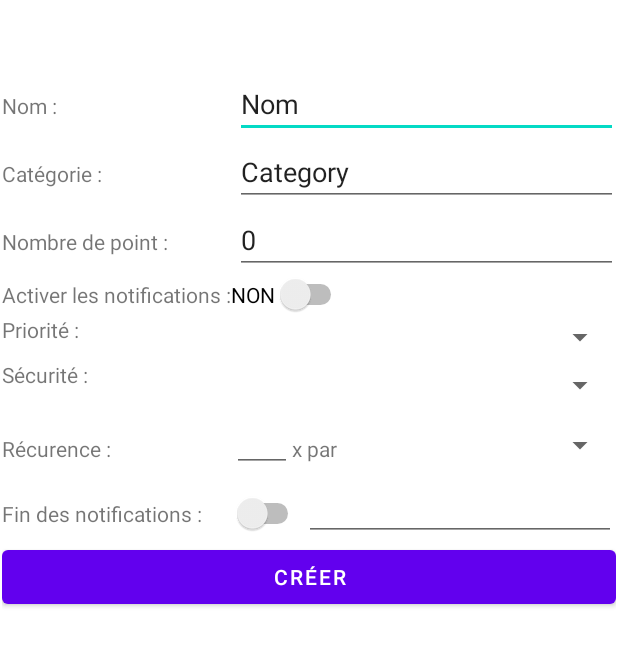
After one commit to julieGomez/PerfectList, an Android app: the layout activity_create_task.xml on its own in the app's theme, with its tools: preview values and no code run, on a phone screen of 412 x 824 dp. The commit adds this screen. Shown: the top 646 px of the screen. Run offline under Robolectric (Android 15) with nearby library versions, the phone set to English and light mode, and no system bars.

Commit message:
PL-2 [ADD] Create : Create Task Activity.

```diff
--- /dev/null
+++ b/app/src/main/java/com/example/perfectlist/CreateTaskActivity.java
@@ -0,0 +1,13 @@
+package com.example.perfectlist;
+
+import androidx.appcompat.app.AppCompatActivity;
+import android.os.Bundle;
+
+public class CreateTaskActivity extends AppCompatActivity {
+
+    @Override
+    protected void onCreate(Bundle savedInstanceState) {
+        super.onCreate(savedInstanceState);
+        setContentView(R.layout.activity_create_task);
+    }
+}
--- a/app/src/main/java/com/example/perfectlist/MainActivity.java
+++ b/app/src/main/java/com/example/perfectlist/MainActivity.java
@@ -1,5 +1,6 @@
 package com.example.perfectlist;
 
+import android.content.Intent;
 import androidx.appcompat.app.AppCompatActivity;
 import android.os.Bundle;
 
@@ -9,5 +10,7 @@ public class MainActivity extends AppCompatActivity {
     protected void onCreate(Bundle savedInstanceState) {
         super.onCreate(savedInstanceState);
         setContentView(R.layout.activity_main);
+        Intent intent_createTaskActivity = new Intent(this, CreateTaskActivity.class);
+        startActivity(intent_createTaskActivity);
     }
 }
--- /dev/null
+++ b/app/src/main/res/layout/activity_create_task.xml
@@ -0,0 +1,164 @@
+<?xml version="1.0" encoding="utf-8"?>
+<androidx.constraintlayout.widget.ConstraintLayout
+        xmlns:android="http://schemas.android.com/apk/res/android"
+        xmlns:tools="http://schemas.android.com/tools"
+        xmlns:app="http://schemas.android.com/apk/res-auto"
+        android:layout_width="match_parent"
+        android:layout_height="match_parent"
+        tools:context=".CreateTaskActivity">
+
+    <LinearLayout
+            android:orientation="vertical"
+            android:layout_width="409dp"
+            android:layout_height="731dp"
+            app:layout_constraintEnd_toEndOf="parent" app:layout_constraintStart_toStartOf="parent"
+            app:layout_constraintBottom_toBottomOf="parent" app:layout_constraintTop_toTopOf="parent">
+        <LinearLayout
+                android:orientation="horizontal"
+                android:layout_width="match_parent"
+                android:layout_height="wrap_content">
+            <TextView
+                    android:text="@string/tv_name"
+                    android:layout_width="155dp"
+                    android:layout_height="wrap_content" android:id="@+id/tv_name"
+            />
+            <EditText
+                    android:layout_width="255dp"
+                    android:layout_height="wrap_content"
+                    android:inputType="textPersonName"
+                    android:ems="10"
+                    android:id="@+id/et_name"
+                    tools:text="@string/et_name"/>
+        </LinearLayout>
+        <LinearLayout
+                android:orientation="horizontal"
+                android:layout_width="match_parent"
+                android:layout_height="wrap_content">
+            <TextView
+                    android:text="@string/tv_category"
+                    android:layout_width="155dp"
+                    android:layout_height="wrap_content" android:id="@+id/tv_category"
+            />
+            <EditText
+                    android:layout_width="255dp"
+                    android:layout_height="wrap_content"
+                    android:inputType="textPersonName"
+                    android:ems="10"
+                    android:id="@+id/et_category"
+                    android:layout_marginEnd="100dp"
+                    tools:text="@string/et_category"/>
+        </LinearLayout>
+        <LinearLayout
+                android:orientation="horizontal"
+                android:layout_width="match_parent"
+                android:layout_height="wrap_content">
+            <TextView
+                    android:text="@string/tv_nbPoint"
+                    android:layout_width="155dp"
+                    android:layout_height="wrap_content" android:id="@+id/tv_nbPoint"
+            />
+            <EditText
+                    android:layout_width="255dp"
+                    android:layout_height="wrap_content"
+                    android:inputType="number"
+                    android:ems="10"
+                    android:id="@+id/et_nbPoint"
+                    tools:text="@string/et_nbPoint"
+            />
+        </LinearLayout>
+        <LinearLayout
+                android:orientation="horizontal"
+                android:layout_width="match_parent"
+                android:layout_height="wrap_content">
+            <TextView
+                    android:text="@string/tv_isNotificationNeeded"
+                    android:layout_width="wrap_content"
+                    android:layout_height="wrap_content" android:id="@+id/tv_isNotificationNeeded"
+            />
+            <Switch
+                    android:text="@string/switch_notificationNeeded"
+                    android:layout_width="wrap_content"
+                    android:layout_height="wrap_content" android:id="@+id/switch_isNotificationNeeded"
+            />
+        </LinearLayout>
+        <LinearLayout
+                android:orientation="horizontal"
+                android:layout_width="match_parent"
+                android:layout_height="wrap_content">
+            <TextView
+                    android:text="@string/tv_priority"
+                    android:layout_width="153dp"
+                    android:layout_height="wrap_content" android:id="@+id/tv_priority"
+            />
+            <Spinner
+                    android:layout_width="256dp"
+                    android:layout_height="30dp" android:id="@+id/spinner_priority"
+            />
+        </LinearLayout>
+        <LinearLayout
+                android:orientation="horizontal"
+                android:layout_width="match_parent"
+                android:layout_height="35dp">
+            <TextView
+                    android:text="@string/tv_security"
+                    android:layout_width="153dp"
+                    android:layout_height="wrap_content" android:id="@+id/tv_secutity"
+            />
+            <Spinner
+                    android:layout_width="256dp"
+                    android:layout_height="33dp" android:id="@+id/spinner_security"
+            />
+        </LinearLayout>
+        <LinearLayout
+                android:orientation="horizontal"
+                android:layout_width="match_parent"
+                android:layout_height="wrap_content">
+            <TextView
+                    android:text="@string/tv_period"
+                    android:layout_width="153dp"
+                    android:layout_height="wrap_content" android:id="@+id/tv_period"
+            />
+            <EditText
+                    android:layout_width="40dp"
+                    android:layout_height="39dp"
+                    android:inputType="number"
+                    android:ems="10"
+                    android:id="@+id/et_nbOfRepetitions"
+            />
+            <TextView
+                    android:text="@string/tv_period_link"
+                    android:layout_width="wrap_content"
+                    android:layout_height="wrap_content" android:id="@+id/tv_period_link"
+            />
+            <Spinner
+                    android:layout_width="186dp"
+                    android:layout_height="43dp" android:id="@+id/spinner_typeOfRepetitions"
+            />
+        </LinearLayout>
+        <LinearLayout
+                android:orientation="horizontal"
+                android:layout_width="match_parent"
+                android:layout_height="wrap_content">
+            <TextView
+                    android:text="@string/tv_endNotification"
+                    android:layout_width="153dp"
+                    android:layout_height="wrap_content" android:id="@+id/tv_endNotification"
+            />
+            <Switch
+                    android:layout_width="wrap_content"
+                    android:layout_height="wrap_content" android:id="@+id/switch_endNotification"
+            />
+            <EditText
+                    android:layout_width="wrap_content"
+                    android:layout_height="42dp"
+                    android:inputType="date"
+                    android:ems="10"
+                    android:id="@+id/et_endNotification"
+            />
+        </LinearLayout>
+        <Button
+                android:text="@string/button_create"
+                android:layout_width="match_parent"
+                android:layout_height="wrap_content" android:id="@+id/button_create"/>
+    </LinearLayout>
+</androidx.constraintlayout.widget.ConstraintLayout>
--- a/app/src/main/res/values/strings.xml
+++ b/app/src/main/res/values/strings.xml
@@ -1,3 +1,21 @@
 <resources>
     <string name="app_name">PerfectList</string>
+
+    <string name="tv_name">Nom :</string>
+    <string name="tv_category">Catégorie :</string>
+    <string name="tv_nbPoint">Nombre de point :</string>
+    <string name="tv_isNotificationNeeded">Activer les notifications :</string>
+    <string name="tv_priority">Priorité :</string>
+    <string name="tv_security">Sécurité :</string>
+    <string name="tv_period">Récurence :</string>
+    <string name="tv_period_link">x par</string>
+    <string name="tv_endNotification">Fin des notifications :</string>
+
+    <string name="et_name">Nom</string>
+    <string name="et_category">Category</string>
+    <string name="et_nbPoint">0</string>
+
+    <string name="switch_notificationNeeded">NON</string>
+
+    <string name="button_create">Créer</string>
 </resources>
```
